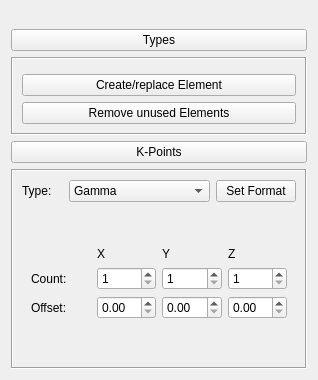
Qt form gui/qt/mainwidgets/molwidget.ui (sgsaenger/vipster) before a commit.
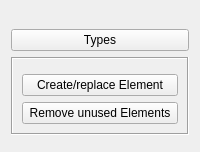
The same form after that commit. The open tabs and pages were chosen to show the change. Custom widgets are drawn as their Qt base class.

Commit message: Add Mol interface for App, convert KPoints to standalone widget

What changed in the file:
```diff
--- a/gui/qt/mainwidgets/molwidget.ui
+++ b/gui/qt/mainwidgets/molwidget.ui
@@ -62,261 +62,7 @@
     </widget>
    </item>
    <item>
-    <widget class="QPushButton" name="kpointButton">
-     <property name="text">
-      <string>K-Points</string>
-     </property>
-     <property name="checkable">
-      <bool>true</bool>
-     </property>
-     <property name="checked">
-      <bool>false</bool>
-     </property>
-    </widget>
-   </item>
-   <item>
-    <widget class="QFrame" name="kpointContainer">
-     <property name="maximumSize">
-      <size>
-       <width>16777215</width>
-       <height>200</height>
-      </size>
-     </property>
-     <property name="frameShape">
-      <enum>QFrame::Box</enum>
-     </property>
-     <property name="frameShadow">
-      <enum>QFrame::Sunken</enum>
-     </property>
-     <layout class="QGridLayout" name="gridLayout_2">
-      <item row="0" column="0">
-       <widget class="QLabel" name="kTypeLabel">
-        <property name="text">
-         <string>Type:</string>
-        </property>
-       </widget>
-      </item>
-      <item row="0" column="1">
-       <widget class="QComboBox" name="activeKpoint">
-        <item>
-         <property name="text">
-          <string>Gamma</string>
-         </property>
-        </item>
-        <item>
-         <property name="text">
-          <string>Monkhorst-Pack grid</string>
-         </property>
-        </item>
-        <item>
-         <property name="text">
-          <string>Discrete</string>
-         </property>
-        </item>
-       </widget>
-      </item>
-      <item row="0" column="2">
-       <widget class="QPushButton" name="kFmtButton">
-        <property name="text">
-         <string>Set Format</string>
-        </property>
-       </widget>
-      </item>
-      <item row="1" column="0" colspan="3">
-       <widget class="QStackedWidget" name="kpointStack">
-        <property name="frameShape">
-         <enum>QFrame::NoFrame</enum>
-        </property>
-        <property name="currentIndex">
-         <number>0</number>
-        </property>
-        <widget class="QWidget" name="gammapage">
-         <layout class="QHBoxLayout" name="horizontalLayout">
-          <item>
-           <spacer name="horizontalSpacer">
-            <property name="orientation">
-             <enum>Qt::Horizontal</enum>
-            </property>
-            <property name="sizeHint" stdset="0">
-             <size>
-              <width>40</width>
-              <height>20</height>
-             </size>
-            </property>
-           </spacer>
-          </item>
-          <item>
-           <widget class="QLabel" name="gammalabel">
-            <property name="sizePolicy">
-             <sizepolicy hsizetype="Preferred" vsizetype="Minimum">
-              <horstretch>0</horstretch>
-              <verstretch>0</verstretch>
-             </sizepolicy>
-            </property>
-            <property name="text">
-             <string>Gamma-point only</string>
-            </property>
-           </widget>
-          </item>
-          <item>
-           <spacer name="horizontalSpacer_2">
-            <property name="orientation">
-             <enum>Qt::Horizontal</enum>
-            </property>
-            <property name="sizeHint" stdset="0">
-             <size>
-              <width>40</width>
-              <height>20</height>
-             </size>
-            </property>
-           </spacer>
-          </item>
-         </layout>
-        </widget>
-        <widget class="QWidget" name="mpgpage">
-         <layout class="QGridLayout" name="gridLayout_3">
-          <item row="0" column="2">
-           <spacer name="verticalSpacer_2">
-            <property name="orientation">
-             <enum>Qt::Vertical</enum>
-            </property>
-            <property name="sizeHint" stdset="0">
-             <size>
-              <width>20</width>
-              <height>40</height>
-             </size>
-            </property>
-           </spacer>
-          </item>
-          <item row="1" column="1">
-           <widget class="QLabel" name="label_4">
-            <property name="text">
-             <string>X</string>
-            </property>
-           </widget>
-          </item>
-          <item row="1" column="2">
-           <widget class="QLabel" name="label_5">
-            <property name="text">
-             <string>Y</string>
-            </property>
-           </widget>
-          </item>
-          <item row="1" column="3">
-           <widget class="QLabel" name="label_6">
-            <property name="text">
-             <string>Z</string>
-            </property>
-           </widget>
-          </item>
-          <item row="2" column="0">
-           <widget class="QLabel" name="label_2">
-            <property name="text">
-             <string>Count:</string>
-            </property>
-           </widget>
-          </item>
-          <item row="2" column="1">
-           <widget class="QSpinBox" name="mpg_x">
-            <property name="minimum">
-             <number>1</number>
-            </property>
-           </widget>
-          </item>
-          <item row="2" column="2">
-           <widget class="QSpinBox" name="mpg_y">
-            <property name="minimum">
-             <number>1</number>
-            </property>
-           </widget>
-          </item>
-          <item row="2" column="3">
-           <widget class="QSpinBox" name="mpg_z">
-            <property name="minimum">
-             <number>1</number>
-            </property>
-           </widget>
-          </item>
-          <item row="3" column="0">
-           <widget class="QLabel" name="label_3">
-            <property name="text">
-             <string>Offset:</string>
-            </property>
-           </widget>
-          </item>
-          <item row="3" column="1">
-           <widget class="QDoubleSpinBox" name="mpg_x_off"/>
-          </item>
-          <item row="3" column="2">
-           <widget class="QDoubleSpinBox" name="mpg_y_off"/>
-          </item>
-          <item row="3" column="3">
-           <widget class="QDoubleSpinBox" name="mpg_z_off"/>
-          </item>
-          <item row="4" column="2">
-           <spacer name="verticalSpacer">
-            <property name="orientation">
-             <enum>Qt::Vertical</enum>
-            </property>
-            <property name="sizeHint" stdset="0">
-             <size>
-              <width>20</width>
-              <height>40</height>
-             </size>
-            </property>
-           </spacer>
-          </item>
-         </layout>
-        </widget>
-        <widget class="QWidget" name="discretepage">
-         <layout class="QGridLayout" name="gridLayout_4">
-          <item row="3" column="0">
-           <widget class="QCheckBox" name="bands">
-            <property name="text">
-             <string>Bands</string>
-            </property>
-           </widget>
-          </item>
-          <item row="3" column="1">
-           <widget class="QCheckBox" name="crystal">
-            <property name="text">
-             <string>Crystal</string>
-            </property>
-           </widget>
-          </item>
-          <item row="0" column="0" colspan="2">
-           <widget class="QTableWidget" name="discretetable">
-            <property name="contextMenuPolicy">
-             <enum>Qt::ActionsContextMenu</enum>
-            </property>
-            <column>
-             <property name="text">
-              <string>x</string>
-             </property>
-            </column>
-            <column>
-             <property name="text">
-              <string>y</string>
-             </property>
-            </column>
-            <column>
-             <property name="text">
-              <string>z</string>
-             </property>
-            </column>
-            <column>
-             <property name="text">
-              <string>weight/count</string>
-             </property>
-            </column>
-           </widget>
-          </item>
-         </layout>
-        </widget>
-       </widget>
-      </item>
-     </layout>
-    </widget>
+    <widget class="KPointWidget" name="molContainer" native="true"/>
    </item>
    <item>
     <spacer name="verticalSpacer_3">
@@ -374,6 +120,12 @@
    <header>mainwidgets/molwidget_aux/cellwidget.h</header>
    <container>1</container>
   </customwidget>
+  <customwidget>
+   <class>KPointWidget</class>
+   <extends>QWidget</extends>
+   <header>mainwidgets/molwidget_aux/kpointwidget.h</header>
+   <container>1</container>
+  </customwidget>
  </customwidgets>
  <resources/>
  <connections>
```
Left out of the diff: 132 changed lines with no effect on the pictures. The commit also changes 12 other files.
